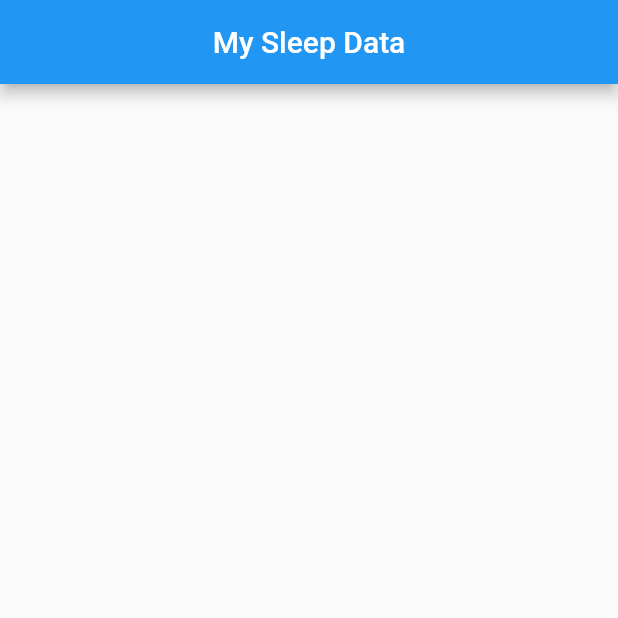
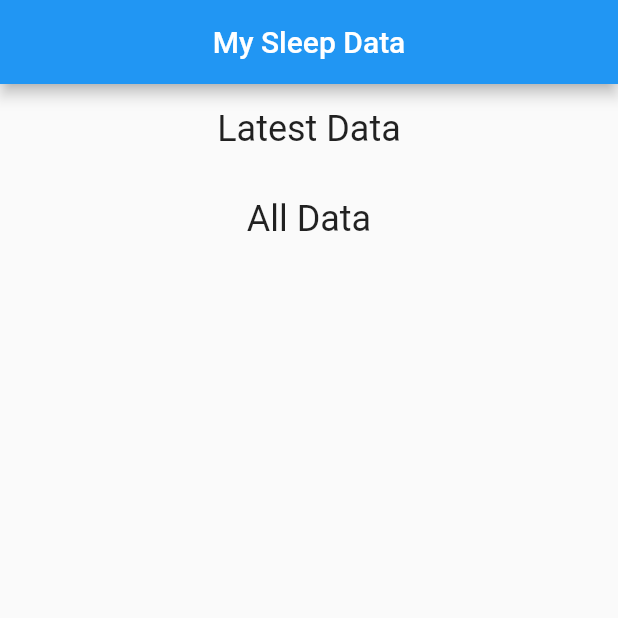
Before and after one commit to panduwira/RateYourSleep, a Flutter app: the ListDataPage screen opened directly, on a phone screen of 412 x 824 dp, the top half of it. Run offline on Flutter 3.47's test engine with Material 2 defaults, Android fonts, the phone set to English and light mode, and no system bars; our stand-ins replace cloud_firestore, equatable, firebase_auth, firebase_core, firebase_storage, flutter_rating_bar and 3 more; accounts and stored records are empty.

Commit message:
List Data Changes and New Timecard

```diff
--- a/lib/pages/listdata.dart
+++ b/lib/pages/listdata.dart
@@ -15,8 +15,11 @@ class _ListDataPageState extends State<ListDataPage> {
       FirebaseFirestore.instance.collection("users");
   CollectionReference productCollection =
       FirebaseFirestore.instance.collection("timer");
+  //final int prodcount =
   //UserServices.userCollection.where("name", isEqualTo: name.toString()));
   //productCollection.where("user", isEqualTo: "unapproved");
+
+
 
   void getUserUpdate() async {
     userCollection.doc(_auth.uid).snapshots().listen((event) {
@@ -38,11 +41,59 @@ class _ListDataPageState extends State<ListDataPage> {
         centerTitle: true,
         leading: Container(),
       ),
-      body: Stack(children: [
+      body: Stack(
+        alignment: Alignment.topLeft,
+        children: <Widget>[
         Container(
+            padding: EdgeInsets.only(bottom: 20),
             width: double.infinity,
             height: double.infinity,
-            child: StreamBuilder<QuerySnapshot>(
+            child: Column(children:
+            <Widget>[
+              SizedBox(height: 16,),
+              Text("Latest Data", textAlign: TextAlign.left, style: TextStyle(fontSize: 24),),
+              SizedBox(height: 16,),
+              StreamBuilder<QuerySnapshot>(
+                stream: productCollection
+                    .where('username', isEqualTo: name).limit(1)
+                    .snapshots(),
+                builder: (BuildContext context,
+                    AsyncSnapshot<QuerySnapshot> snapshot) {
+                  if (snapshot.hasError) {
+                    return Text("Failed to get sleep data");
+                  }
+
+                  if (snapshot.connectionState == ConnectionState.waiting) {
+                    return SpinKitFadingCircle(
+                      size: 50,
+                      color: Colors.blue,
+                    );
+                  }
+
+                  return ListView(
+                    shrinkWrap: true,
+                    children: snapshot.data.docs.map((DocumentSnapshot doc) {
+                      return SuperTimeDataCard(
+                        sleeptimer: SleepTimer(
+                          doc.data()['id'],
+                          doc.data()['sleeptime'],
+                          doc.data()['hours'],
+                          doc.data()['minutes'],
+                          doc.data()['seconds'],
+                          doc.data()['rating'],
+                          doc.data()['username'],
+                          doc.data()['sleepdate'],
+                          doc.data()['wakeupdate'],
+                        ),
+                      );
+                    }).toList(),
+                  );
+                },
+              ),
+              SizedBox(height: 16,),
+              Text("All Data", textAlign: TextAlign.left, style: TextStyle(fontSize: 24),),
+              SizedBox(height: 16,),
+              StreamBuilder<QuerySnapshot>(
                 stream: productCollection
                     .where('username', isEqualTo: name)
                     .snapshots(),
@@ -60,6 +111,7 @@ class _ListDataPageState extends State<ListDataPage> {
                   }
 
                   return ListView(
+                    shrinkWrap: true,
                     children: snapshot.data.docs.map((DocumentSnapshot doc) {
                       return TimeDataCard(
                         sleeptimer: SleepTimer(
@@ -77,7 +129,8 @@ class _ListDataPageState extends State<ListDataPage> {
                     }).toList(),
                   );
                 },
-            )),
+              ),
+            ])),
         isLoading == true
             ? Container(
                 width: double.infinity,
--- a/lib/pages/pages.dart
+++ b/lib/pages/pages.dart
@@ -12,6 +12,7 @@ import 'package:flutter_spinkit/flutter_spinkit.dart';
 import 'package:image_picker/image_picker.dart';
 import 'package:cloud_firestore/cloud_firestore.dart';
 import 'package:firebase_auth/firebase_auth.dart';
+import 'package:rateyoursleep/widgets/supertimecard.dart';
 import 'package:rateyoursleep/widgets/timecard.dart';
 
 part 'signin_page.dart';
```
Also changed, not shown: lib/widgets/supertimecard.dart (added, +64 -0 lines). Lines whose indentation alone changed are shown as unchanged.
